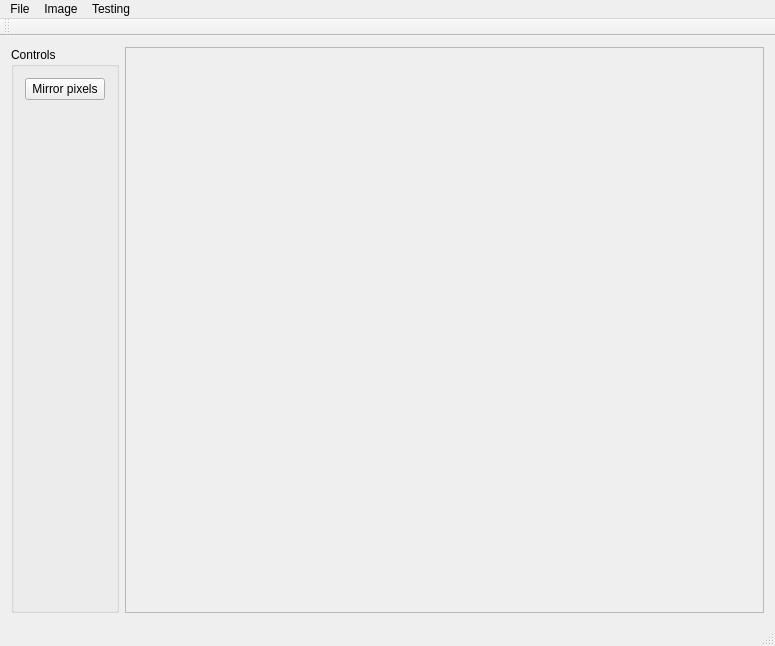
First picture: the form in src/ImageViewer.ui, repository Tomas-Homola/SpracovanieObrazuZadania, before the edit.
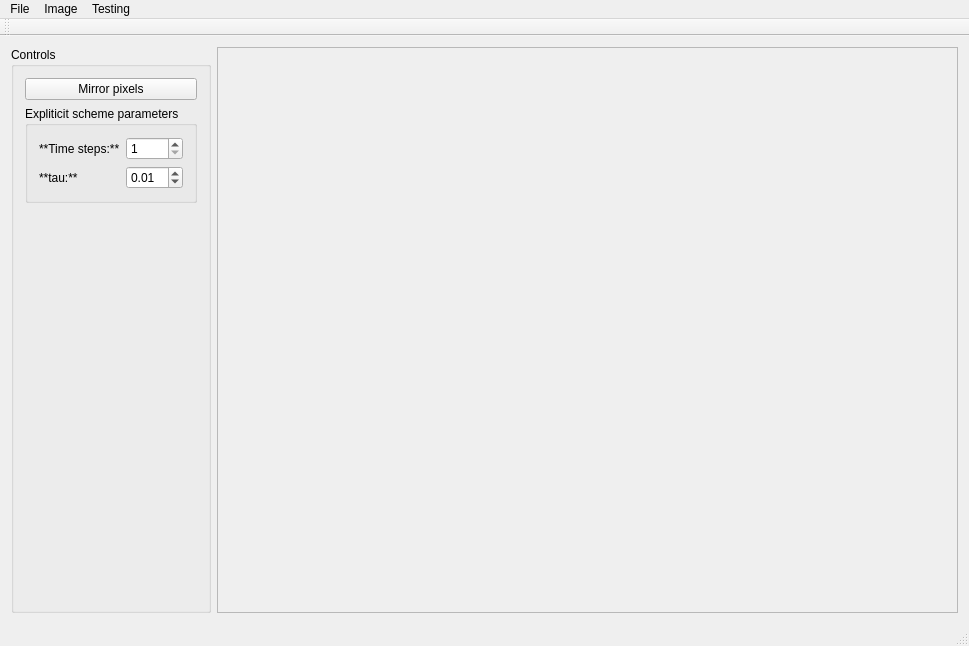
Second picture: the form after the edit.

The edit to the form file:
```diff
--- a/src/ImageViewer.ui
+++ b/src/ImageViewer.ui
@@ -6,7 +6,7 @@
    <rect>
     <x>0</x>
     <y>0</y>
-    <width>775</width>
+    <width>969</width>
     <height>646</height>
    </rect>
   </property>
@@ -17,6 +17,21 @@
    <layout class="QHBoxLayout" name="horizontalLayout">
     <item>
      <widget class="QGroupBox" name="groupBox">
+      <property name="enabled">
+       <bool>true</bool>
+      </property>
+      <property name="minimumSize">
+       <size>
+        <width>200</width>
+        <height>0</height>
+       </size>
+      </property>
+      <property name="maximumSize">
+       <size>
+        <width>250</width>
+        <height>16777215</height>
+       </size>
+      </property>
       <property name="title">
        <string>Controls</string>
       </property>
@@ -28,7 +43,7 @@
          </property>
         </widget>
        </item>
-       <item row="1" column="0">
+       <item row="2" column="0">
         <spacer name="verticalSpacer">
          <property name="orientation">
           <enum>Qt::Vertical</enum>
@@ -41,6 +56,64 @@
          </property>
         </spacer>
        </item>
+       <item row="1" column="0">
+        <widget class="QGroupBox" name="groupBox_ExplicitSettings">
+         <property name="title">
+          <string>Expliticit scheme parameters</string>
+         </property>
+         <property name="flat">
+          <bool>true</bool>
+         </property>
+         <layout class="QFormLayout" name="formLayout">
+          <item row="0" column="0">
+           <widget class="QLabel" name="label_ExplicitTimeSteps">
+            <property name="text">
+             <string>**Time steps:**</string>
+            </property>
+            <property name="textFormat">
+             <enum>Qt::MarkdownText</enum>
+            </property>
+           </widget>
+          </item>
+          <item row="1" column="0">
+           <widget class="QLabel" name="label_ExplicitTau">
+            <property name="text">
+             <string>**tau:**</string>
+            </property>
+            <property name="textFormat">
+             <enum>Qt::MarkdownText</enum>
+            </property>
+           </widget>
+          </item>
+          <item row="0" column="1">
+           <widget class="QSpinBox" name="spinBox_ExplicitTimeSteps">
+            <property name="minimum">
+             <number>1</number>
+            </property>
+            <property name="maximum">
+             <number>100</number>
+            </property>
+           </widget>
+          </item>
+          <item row="1" column="1">
+           <widget class="QDoubleSpinBox" name="doubleSpinBox_ExplicitTau">
+            <property name="minimum">
+             <double>0.000000000000000</double>
+            </property>
+            <property name="maximum">
+             <double>0.300000000000000</double>
+            </property>
+            <property name="singleStep">
+             <double>0.010000000000000</double>
+            </property>
+            <property name="value">
+             <double>0.010000000000000</double>
+            </property>
+           </widget>
+          </item>
+         </layout>
+        </widget>
+       </item>
       </layout>
      </widget>
     </item>
@@ -54,7 +127,7 @@
         <rect>
          <x>0</x>
          <y>0</y>
-         <width>654</width>
+         <width>743</width>
          <height>571</height>
         </rect>
        </property>
@@ -68,7 +141,7 @@
     <rect>
      <x>0</x>
      <y>0</y>
-     <width>775</width>
+     <width>969</width>
      <height>22</height>
     </rect>
    </property>
```
